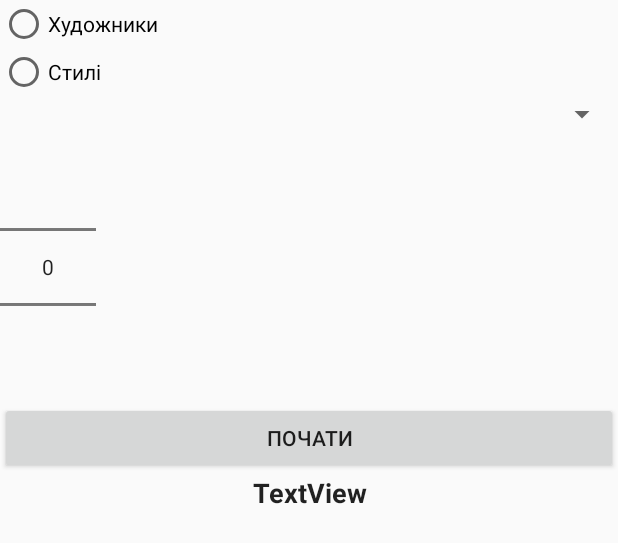
After one commit to Eugnis/easy-learning-of-paintings, an Android app: the layout fragment_quiz_set.xml on its own in the app's theme, with its tools: preview values and no code run, on a phone screen of 412 x 824 dp. The commit adds this screen. Shown: the top 543 px of the screen. Run offline under Robolectric (Android 15) with nearby library versions, the phone set to English and light mode, and no system bars.

Commit message:
Added Quiz

```diff
--- a/app/src/main/AndroidManifest.xml
+++ b/app/src/main/AndroidManifest.xml
@@ -31,7 +31,7 @@
         <activity
             android:name=".DrawGameActivity"
             android:screenOrientation="portrait" />
-        <activity android:name=".GuessGameActivity" />
+        <activity android:name=".QuizGameActivity" />
         <activity
             android:name=".FullscreenPictureView"
             android:configChanges="orientation|keyboardHidden|screenSize"
--- a/app/src/main/java/com/eugnis/easylearningofpaintings/ArticleView.java
+++ b/app/src/main/java/com/eugnis/easylearningofpaintings/ArticleView.java
@@ -122,7 +122,7 @@ public class ArticleView extends AppCompatActivity {
             paintingsList= paintingsRepo.getFilteredPaintings(Style.TAG, s.getStyleID());
 
         }
-        else paintingsList= paintingsRepo.getPaintings();
+        else paintingsList= paintingsRepo.getPaintings(false, null);
 
         gridViewCatalog = (GridView) findViewById(R.id.gridViewCatalog);
         CatalogAdapter paintingsCatalogAdapter = new CatalogAdapter(this, R.layout.itemlistrow, paintingsList);
--- a/app/src/main/java/com/eugnis/easylearningofpaintings/CatalogActivity.java
+++ b/app/src/main/java/com/eugnis/easylearningofpaintings/CatalogActivity.java
@@ -215,7 +215,7 @@ public class CatalogActivity extends AppCompatActivity
             toolbarTitle.setText(s.getName());
             showAbout.setVisibility(View.VISIBLE);
         }
-        else paintingsList= paintingsRepo.getPaintings();
+        else paintingsList= paintingsRepo.getPaintings(false, null);
 
         gridViewCatalog = (GridView) findViewById(R.id.gridViewCatalog);
         paintingsCatalogAdapter = new CatalogAdapter(this, R.layout.itemlistrow, paintingsList);
--- a/app/src/main/java/com/eugnis/easylearningofpaintings/MainActivity.java
+++ b/app/src/main/java/com/eugnis/easylearningofpaintings/MainActivity.java
@@ -74,7 +74,7 @@ public class MainActivity extends AppCompatActivity {
     }
 
     public void openGuessGame(View view) {
-        Intent intent = new Intent(this, GuessGameActivity.class);
+        Intent intent = new Intent(this, QuizGameActivity.class);
         startActivity(intent);
     }
 
--- a/app/src/main/java/com/eugnis/easylearningofpaintings/data/repo/PaintingsRepo.java
+++ b/app/src/main/java/com/eugnis/easylearningofpaintings/data/repo/PaintingsRepo.java
@@ -67,7 +67,7 @@ public class PaintingsRepo {
         DatabaseManager.getInstance().closeDatabase();
     }
 
-    public List<Painting> getPaintings(){
+    public List<Painting> getPaintings(boolean random, Integer count){
         Painting painting;
         List<Painting> paintingList = new ArrayList<>();
 
@@ -91,6 +91,8 @@ public class PaintingsRepo {
                 + " INNER JOIN " + Painter.TABLE + " Painter ON Painter." + Painter.KEY_PainterID + " =  Painting." + Painting.KEY_PainterID
                 + " INNER JOIN " + Style.TABLE + " Style ON Style." + Style.KEY_StyleID + " =  Painting." + Painting.KEY_StyleID
                 ;
+        if(random) selectQuery = selectQuery + " ORDER BY RANDOM()";
+        if(count!=null) selectQuery = selectQuery + " LIMIT " + count;
 
         Log.d(TAG, selectQuery);
         Cursor cursor = db.rawQuery(selectQuery, null);
--- /dev/null
+++ b/app/src/main/res/layout/fragment_quiz_set.xml
@@ -0,0 +1,60 @@
+<LinearLayout xmlns:android="http://schemas.android.com/apk/res/android"
+    xmlns:tools="http://schemas.android.com/tools"
+    android:orientation="vertical"
+    android:layout_width="match_parent"
+    android:layout_height="match_parent"
+    tools:context="com.eugnis.easylearningofpaintings.QuizSetFragment"
+    android:id="@+id/quizSetFragment">
+
+    <!-- TODO: Update blank fragment layout -->
+
+
+    <RadioGroup
+        android:layout_width="wrap_content"
+        android:layout_height="wrap_content" >
+
+        <RadioButton
+            android:text="Художники"
+            android:layout_width="wrap_content"
+            android:layout_height="wrap_content"
+            android:id="@+id/radioButton2"
+            android:layout_weight="1" />
+
+        <RadioButton
+            android:text="Стилі"
+            android:layout_width="wrap_content"
+            android:layout_height="wrap_content"
+            android:id="@+id/radioButton"
+            android:layout_weight="1" />
+    </RadioGroup>
+
+    <Spinner
+        android:layout_width="match_parent"
+        android:layout_height="wrap_content"
+        android:id="@+id/typeChooseSpinner" />
+
+    <NumberPicker
+        android:layout_width="wrap_content"
+        android:layout_height="wrap_content"
+        android:id="@+id/qQuantity"
+        android:max="50"
+        />
+
+    <Button
+        android:text="Почати"
+        android:layout_width="match_parent"
+        android:layout_height="wrap_content"
+        android:id="@+id/startQuiz"
+        android:onClick="startQuiz" />
+
+    <TextView
+        android:text="TextView"
+        android:layout_width="match_parent"
+        android:layout_height="wrap_content"
+        android:id="@+id/resultTextView"
+        android:textAppearance="@style/TextAppearance.AppCompat.Body1"
+        android:textStyle="normal|bold"
+        android:textAlignment="center"
+        android:textSize="18sp" />
+
+</LinearLayout>
```
Also changed, not shown: app/src/main/java/com/eugnis/easylearningofpaintings/GuessGameActivity.java (deleted, +0 -20 lines), app/src/main/java/com/eugnis/easylearningofpaintings/QuizGameActivity.java (added, +112 -0 lines), app/src/main/java/com/eugnis/easylearningofpaintings/QuizSetFragment.java (added, +57 -0 lines), app/src/main/java/com/eugnis/easylearningofpaintings/SingleQuizFragment.java (added, +185 -0 lines), app/src/main/java/com/eugnis/easylearningofpaintings/data/model/Quiz.java (added, +60 -0 lines), app/src/main/res/layout/activity_guess_game.xml (deleted, +0 -15 lines), app/src/main/res/layout/activity_quiz_game.xml (added, +13 -0 lines), app/src/main/res/layout/fragment_single_quiz.xml (added, +115 -0 lines).
